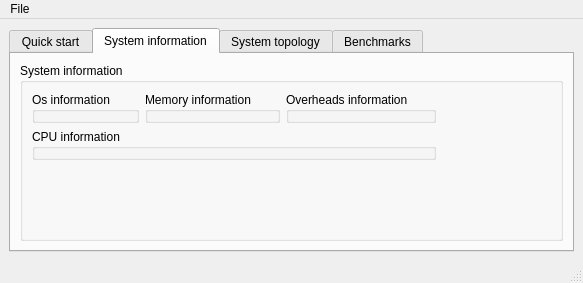
First picture: the form in apps/Qt/MainWindow.ui, repository klapeto/elpida, before the edit.
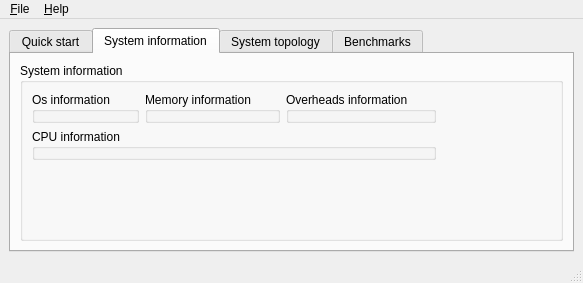
Second picture: the form after the edit.

```diff
--- a/apps/Qt/MainWindow.ui
+++ b/apps/Qt/MainWindow.ui
@@ -125,13 +125,20 @@
    </property>
    <widget class="QMenu" name="menuFile">
     <property name="title">
-     <string>File</string>
+     <string>&amp;File</string>
     </property>
     <addaction name="actionSave_results_as"/>
     <addaction name="separator"/>
     <addaction name="actionExit"/>
    </widget>
+   <widget class="QMenu" name="menuHelp">
+    <property name="title">
+     <string>&amp;Help</string>
+    </property>
+    <addaction name="actionAbout"/>
+   </widget>
    <addaction name="menuFile"/>
+   <addaction name="menuHelp"/>
   </widget>
   <widget class="QStatusBar" name="statusbar"/>
   <action name="actionSave_results_as">
```
Left out of the diff: 9 changed lines with no effect on the pictures.
